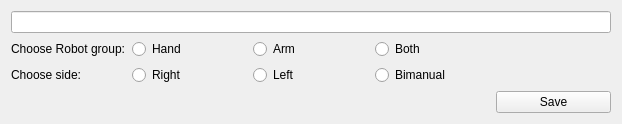
First picture: the form in sr_gui_state_saver/uis/SrGuiStateSaver.ui, repository shadow-robot/sr_visualization_common, before the edit.
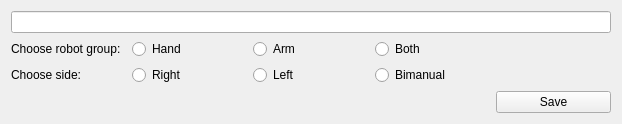
Second picture: the form after the edit.

Diff of the .ui file:
```diff
--- a/sr_gui_state_saver/uis/SrGuiStateSaver.ui
+++ b/sr_gui_state_saver/uis/SrGuiStateSaver.ui
@@ -90,7 +90,7 @@
    <item row="1" column="0">
     <widget class="QLabel" name="label">
      <property name="text">
-      <string>Choose Robot group:</string>
+      <string>Choose robot group:</string>
      </property>
     </widget>
    </item>
```
